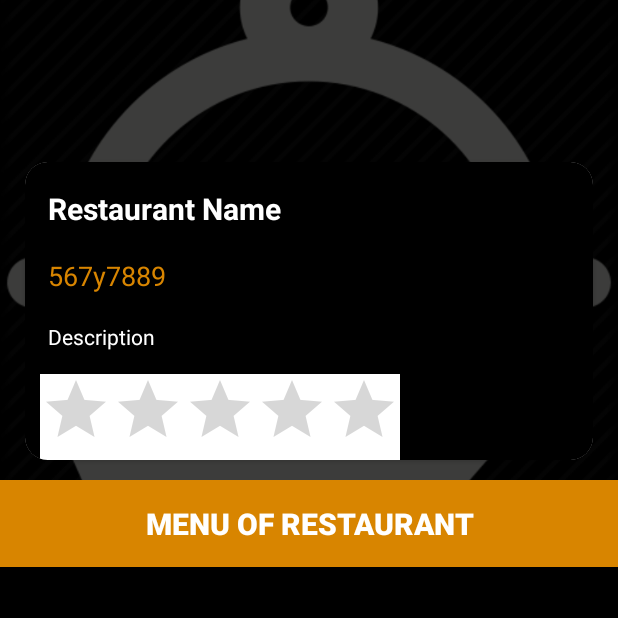
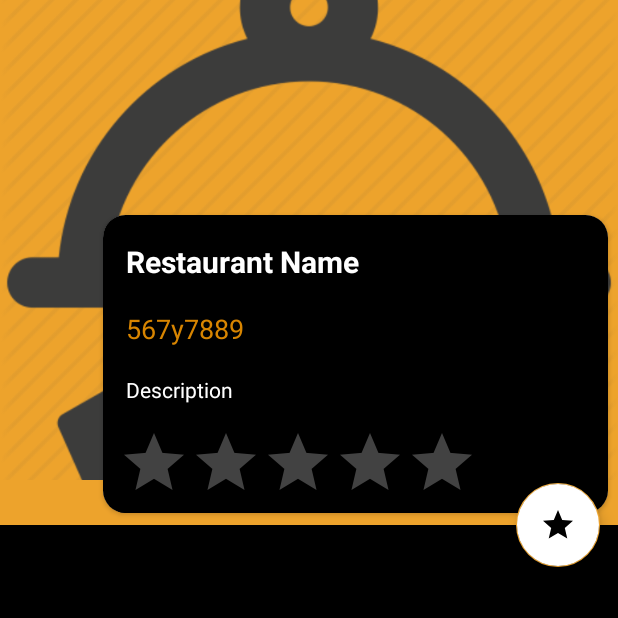
Before and after one commit to kuldeepbamrah/Serwe_Updated-master, an Android app: the FoodList screen opened directly, with no data from a screen before it, on a phone screen of 412 x 824 dp, the top half of it. Run offline under Robolectric (Android 15) with nearby library versions, the phone set to English and light mode, and no system bars; our stand-ins replace Firebase (no records; nobody signed in at launch, a user with empty details on screens opened directly), Picasso; pictures from the network do not load; 4 statements that could not run were skipped.

Commit message:
UI changes

```diff
--- a/app/src/main/res/layout/activity_food_list.xml
+++ b/app/src/main/res/layout/activity_food_list.xml
@@ -1,5 +1,6 @@
 <?xml version="1.0" encoding="utf-8"?>
-<androidx.coordinatorlayout.widget.CoordinatorLayout xmlns:android="http://schemas.android.com/apk/res/android"
+<androidx.coordinatorlayout.widget.CoordinatorLayout
+    xmlns:android="http://schemas.android.com/apk/res/android"
     xmlns:app="http://schemas.android.com/apk/res-auto"
     xmlns:tools="http://schemas.android.com/tools"
     android:layout_width="match_parent"
@@ -7,17 +8,24 @@
     android:background="@android:color/background_dark"
     tools:context="com.example.serwe.FoodDetail">
 
-   <LinearLayout
-    android:layout_width="match_parent"
-    android:layout_height="match_parent"
-    android:orientation="vertical"
 
+       <com.google.android.material.appbar.AppBarLayout
+           android:id="@+id/app_bar_layout"
+           android:layout_width="match_parent"
+           android:layout_height="wrap_content"
+           android:theme="@style/AppTheme.AppBarOverlay"
+           android:fitsSystemWindows="true"
+           >
 
-    >
-<RelativeLayout
-    android:layout_width="match_parent"
-    android:layout_height="wrap_content"
-    >
+       <com.google.android.material.appbar.CollapsingToolbarLayout
+           android:id="@+id/collapsing"
+           android:layout_width="match_parent"
+           android:layout_height="350dp"
+           android:fitsSystemWindows="true"
+           app:layout_scrollFlags="scroll|exitUntilCollapsed"
+           app:contentScrim="#0e0d0e"
+           app:collapsedTitleTextAppearance="@android:color/transparent"
+           >
     <ImageView
         android:id="@+id/img_restaurantdetail"
         android:layout_width="match_parent"
@@ -28,10 +36,8 @@
 
 
     <androidx.cardview.widget.CardView
-        android:layout_marginTop="100dp"
-        android:layout_marginRight="10dp"
-        android:layout_marginLeft="10dp"
-        android:layout_width="match_parent"
+        android:layout_gravity="bottom|right"
+        android:layout_width="350dp"
         android:layout_height="wrap_content"
         app:cardCornerRadius="15dp"
         app:cardElevation="2dp"
@@ -42,7 +48,8 @@
             android:layout_height="wrap_content"
             android:background="@android:color/background_dark"
             android:paddingLeft="10dp"
-            android:orientation="vertical">
+            android:orientation="vertical"
+            >
 
             <TextView
                 android:id="@+id/restaurant_namedetail"
@@ -85,6 +92,7 @@
                 android:layout_marginTop="10dp"
                 android:isIndicator="true"
                 android:max="5"
+                android:backgroundTint="@android:color/black"
                 android:background="@android:color/background_light"
                 android:rating="0">
 
@@ -93,29 +101,24 @@
         </LinearLayout>
 
     </androidx.cardview.widget.CardView>
-</RelativeLayout>
+
+       </com.google.android.material.appbar.CollapsingToolbarLayout>
+       </com.google.android.material.appbar.AppBarLayout>
+    <com.google.android.material.floatingactionbutton.FloatingActionButton
+        android:id="@+id/btn_rating"
+        android:src="@drawable/ic_star_black_24dp"
+        android:backgroundTint="@android:color/white"
+        android:layout_width="wrap_content"
+        android:layout_height="wrap_content"
+        app:elevation="6dp"
+        app:layout_anchor="@id/app_bar_layout"
+        app:layout_anchorGravity="bottom|right"
+        app:useCompatPadding="true"
+        />
 
 
 
 
-
-        <LinearLayout
-            android:layout_width="match_parent"
-            android:layout_height="match_parent"
-            android:orientation="vertical">
-
-            <TextView
-                android:layout_width="match_parent"
-                android:layout_height="wrap_content"
-                android:text="Menu of Restaurant"
-                android:background="@color/darkyellow"
-                android:padding="15dp"
-                android:textColor="@android:color/background_light"
-                android:fontFamily="sans-serif-black"
-                android:textAllCaps="true"
-                android:textSize="20dp"
-                android:textAlignment="center"
-                ></TextView>
 
 
 
@@ -123,11 +126,10 @@
                 android:id="@+id/recycler_food"
                 android:layout_width="match_parent"
                 android:layout_height="match_parent"
-                android:scrollbars="vertical">
+                android:scrollbars="vertical"
+                app:layout_behavior="@string/appbar_scrolling_view_behavior">
 
             </androidx.recyclerview.widget.RecyclerView>
-    </LinearLayout>
-</LinearLayout>
 
 
 </androidx.coordinatorlayout.widget.CoordinatorLayout>
```
